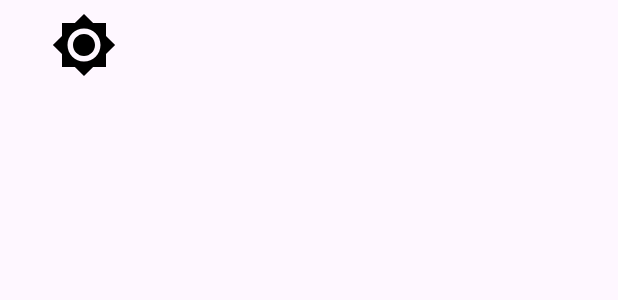
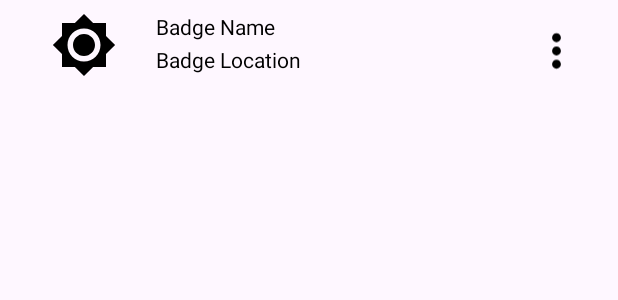
Before and after one commit to Harry55494/Hikers-Challenge, an Android app: the layout badge_row.xml on its own in the app's theme, with its tools: preview values and no code run, on a phone screen of 412 x 824 dp. Shown: the top 300 px of the screen. Run offline under Robolectric (Android 15) with nearby library versions, the light colour scheme and no system bars.

Commit message:
Functioning Saving and Loading of Badges

```diff
--- a/app/build.gradle.kts
+++ b/app/build.gradle.kts
@@ -48,6 +48,7 @@ dependencies {
     implementation("androidx.navigation:navigation-fragment-ktx:2.7.5")
     implementation("androidx.navigation:navigation-ui-ktx:2.7.5")
     implementation("androidx.cardview:cardview:1.0.0")
+    implementation("androidx.preference:preference-ktx:1.2.1")
 
     implementation("com.google.android.gms:play-services-location:21.0.1")
     implementation("com.google.android.gms:play-services-cronet:18.0.1")
--- a/app/src/main/java/com/example/hikerschallenge/Badge.kt
+++ b/app/src/main/java/com/example/hikerschallenge/Badge.kt
@@ -3,7 +3,7 @@ package com.example.hikerschallenge
 import android.util.Log
 import java.io.Serializable
 
-data class Badge(var name: String): Serializable {
+data class Badge(var name: String, var location: String = "Unknown"): Serializable {
 
     private val tag = "BadgeClass"
 
--- /dev/null
+++ b/app/src/main/res/drawable/baseline_delete_24.xml
@@ -0,0 +1,5 @@
+<vector android:height="24dp" android:tint="#000000"
+    android:viewportHeight="24" android:viewportWidth="24"
+    android:width="24dp" xmlns:android="http://schemas.android.com/apk/res/android">
+    <path android:fillColor="@android:color/white" android:pathData="M6,19c0,1.1 0.9,2 2,2h8c1.1,0 2,-0.9 2,-2V7H6v12zM19,4h-3.5l-1,-1h-5l-1,1H5v2h14V4z"/>
+</vector>
--- /dev/null
+++ b/app/src/main/res/drawable/baseline_more_vert_24.xml
@@ -0,0 +1,5 @@
+<vector android:height="24dp" android:tint="#000000"
+    android:viewportHeight="24" android:viewportWidth="24"
+    android:width="24dp" xmlns:android="http://schemas.android.com/apk/res/android">
+    <path android:fillColor="@android:color/white" android:pathData="M12,8c1.1,0 2,-0.9 2,-2s-0.9,-2 -2,-2 -2,0.9 -2,2 0.9,2 2,2zM12,10c-1.1,0 -2,0.9 -2,2s0.9,2 2,2 2,-0.9 2,-2 -0.9,-2 -2,-2zM12,16c-1.1,0 -2,0.9 -2,2s0.9,2 2,2 2,-0.9 2,-2 -0.9,-2 -2,-2z"/>
+</vector>
--- a/app/src/main/res/layout/badge_row.xml
+++ b/app/src/main/res/layout/badge_row.xml
@@ -2,6 +2,7 @@
 <RelativeLayout xmlns:android="http://schemas.android.com/apk/res/android"
     android:layout_width="match_parent"
     android:layout_height="60dp"
+    xmlns:app="http://schemas.android.com/apk/res-auto"
     android:padding="8dp">
 
     <ImageView
@@ -15,9 +16,32 @@
         android:id="@+id/badge_row_name"
         android:layout_toEndOf="@+id/badge_row_image"
         android:layout_width="wrap_content"
+        android:layout_height="wrap_content"
+        android:textColor="@color/black"
+        android:text="@string/badge_name_template"
+        />
+
+    <TextView
+        android:id="@+id/badge_row_location"
+        android:layout_toEndOf="@+id/badge_row_image"
+        android:layout_width="wrap_content"
         android:layout_height="fill_parent"
         android:textColor="@color/black"
         android:gravity="center"
+        android:layout_below="@+id/badge_row_name"
+        android:text="@string/badge_location_template"
         />
 
+    <ImageView
+        android:id="@+id/menu_anchor_view"
+        android:layout_width="41dp"
+        android:layout_height="37dp"
+        android:layout_alignParentEnd="true"
+        android:layout_marginStart="170dp"
+        android:layout_marginTop="8dp"
+        android:layout_marginEnd="15dp"
+        android:layout_toEndOf="@+id/badge_row_name"
+        android:src="@drawable/baseline_more_vert_24"
+        android:contentDescription="@string/options_menu" />
+
 </RelativeLayout>
--- a/app/src/main/res/values/strings.xml
+++ b/app/src/main/res/values/strings.xml
@@ -7,4 +7,9 @@
     <string name="example_home_image_description">Template Image Showing a Hike</string>
     <string name="example_weather" />
     <string name="badge_icon_content_desc">Badge Icon</string>
+    <string name="no_badges_text">No badges yet!</string>
+    <string name="badge_name_template">Badge Name</string>
+    <string name="badge_location_template">Badge Location</string>
+    <string name="options_menu">Options Menu</string>
+    <string name="template_text">template_text</string>
 </resources>
```
Also changed, not shown: app/src/main/java/com/example/hikerschallenge/BadgesAdapter.kt (added, +37 -0 lines), app/src/main/java/com/example/hikerschallenge/BadgesModel.kt (+54 -9 lines), app/src/main/java/com/example/hikerschallenge/BadgesViewModel.kt (+13 -2 lines), app/src/main/java/com/example/hikerschallenge/HomeFragment.kt (+29 -11 lines), app/src/main/java/com/example/hikerschallenge/MainActivity.kt (+6 -16 lines), app/src/main/java/com/example/hikerschallenge/ScanFragment.kt (+4 -3 lines), app/src/main/java/com/example/hikerschallenge/WalletFragment.kt (+32 -3 lines), app/src/main/res/layout/badge_scroller_view.xml (added, +24 -0 lines), app/src/main/res/layout/fragment_home.xml (+13 -2 lines), app/src/main/res/layout/fragment_wallet.xml (+12 -3 lines), app/src/main/res/menu/badge_row_menu.xml (added, +9 -0 lines).
